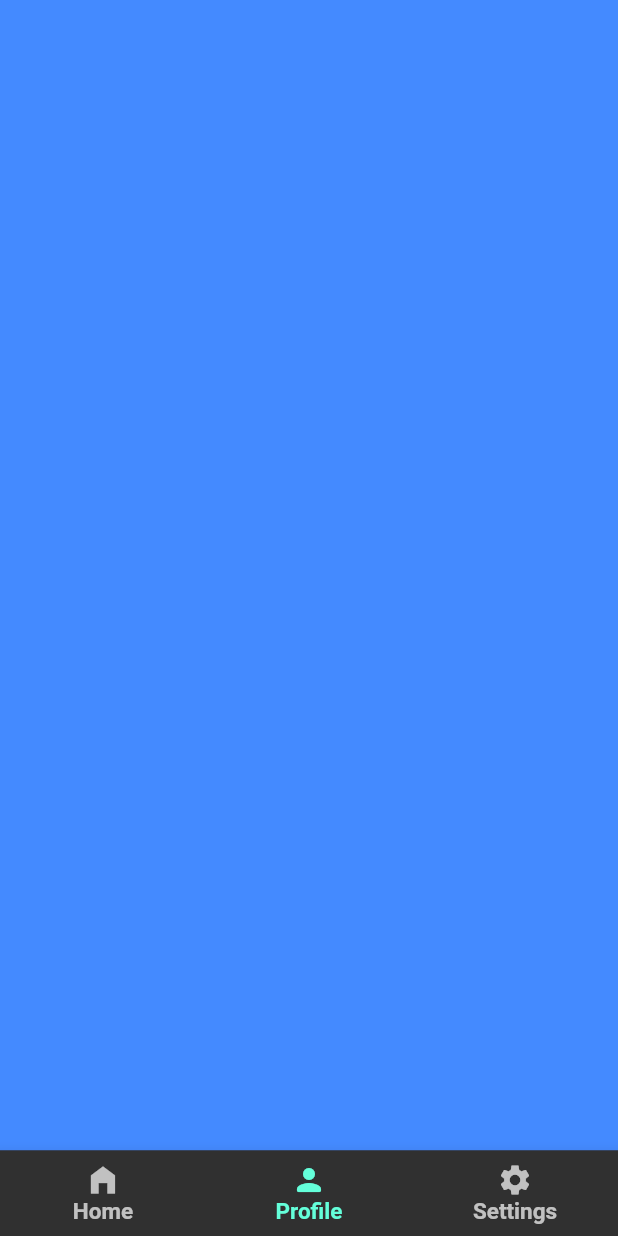
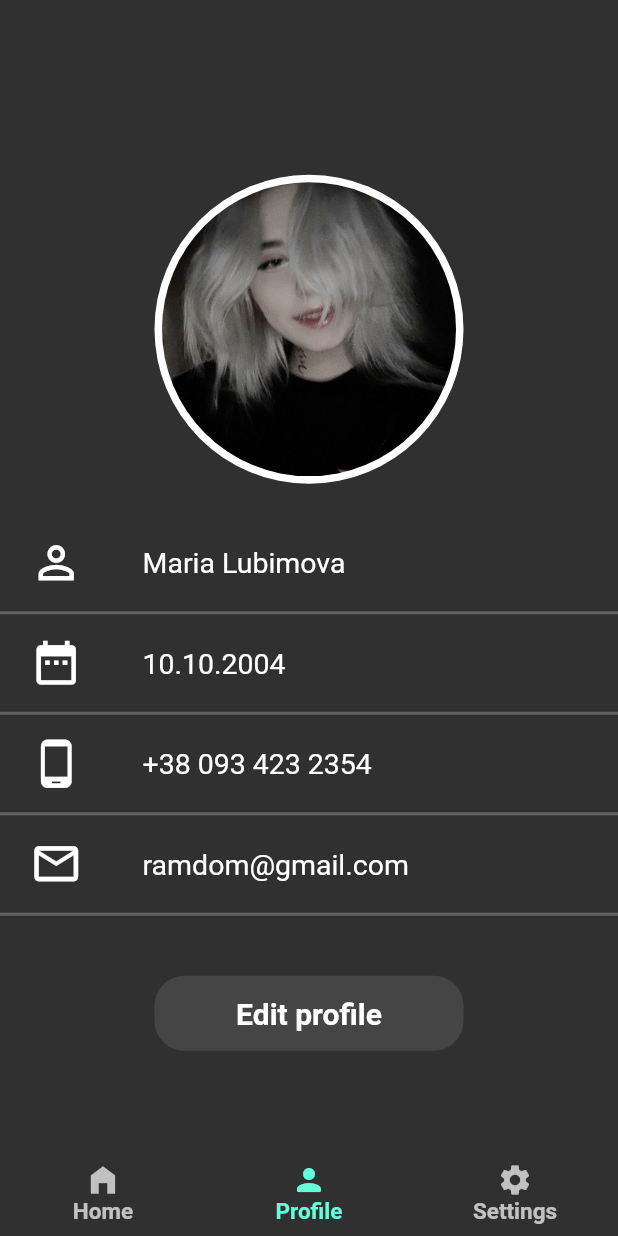
Before and after one commit to regmysss/Currency-Converter, a Flutter app: the screen it shows after launch, item 2 of the bottom bar chosen, on a phone screen of 412 x 824 dp. Run offline on Flutter 3.47's test engine with Material 2 defaults, Android fonts, the phone set to English and light mode, and no system bars; our stand-ins replace google_fonts.

Commit message:
Added ui profile

```diff
--- a/lib/pages/profile.dart
+++ b/lib/pages/profile.dart
@@ -1,4 +1,6 @@
+import 'package:currencyconverter/widget/profile_data.dart';
 import 'package:flutter/material.dart';
+import 'package:google_fonts/google_fonts.dart';
 
 class Profile extends StatefulWidget {
   const Profile({super.key});
@@ -10,8 +12,56 @@ class Profile extends StatefulWidget {
 class _ProfileState extends State<Profile> {
   @override
   Widget build(BuildContext context) {
-    return Container(
-      color: Colors.blueAccent,
+    var w = MediaQuery.of(context).size.width;
+
+    return Column(
+      mainAxisAlignment: MainAxisAlignment.center,
+      crossAxisAlignment: CrossAxisAlignment.center,
+      children: [
+        Container(
+          margin: const EdgeInsets.only(top: 50, bottom: 20),
+          child: Center(
+            child: CircleAvatar(
+              radius: w / 4,
+              backgroundColor: Colors.white,
+              child: Padding(
+                padding: const EdgeInsets.all(5), // Border radius
+                child: ClipOval(child: Image.asset('assets/profile.jpg')),
+              ),
+            ),
+          ),
+        ),
+        const Column(
+          children: [
+            ProfileData(icon: Icons.perm_identity, text: 'Maria Lubimova'),
+            ProfileData(icon: Icons.date_range, text: '10.10.2004'),
+            ProfileData(icon: Icons.phone_android, text: '+38 093 423 2354'),
+            ProfileData(icon: Icons.email_outlined, text: 'ramdom@gmail.com'),
+          ],
+        ),
+        Container(
+          height: 50,
+          width: w / 2,
+          margin: const EdgeInsets.only(top: 40),
+          decoration: const BoxDecoration(
+            borderRadius: BorderRadius.all(
+              Radius.circular(20),
+            ),
+            color: Colors.white10,
+          ),
+          child: InkWell(
+            borderRadius: const BorderRadius.all(Radius.circular(20)),
+            onTap: () {},
+            child: Center(
+              child: Text(
+                'Edit profile',
+                style: GoogleFonts.roboto(
+                    fontWeight: FontWeight.w600, fontSize: 20),
+              ),
+            ),
+          ),
+        ),
+      ],
     );
   }
 }
--- /dev/null
+++ b/lib/widget/profile_data.dart
@@ -0,0 +1,48 @@
+import 'package:flutter/material.dart';
+import 'package:google_fonts/google_fonts.dart';
+
+class ProfileData extends StatelessWidget {
+  final IconData icon;
+  final String text;
+
+  const ProfileData({
+    super.key,
+    required this.icon,
+    required this.text,
+  });
+
+  @override
+  Widget build(BuildContext context) {
+    return Container(
+      padding: const EdgeInsets.symmetric(vertical: 5),
+      decoration: const BoxDecoration(
+        border: Border(
+          bottom: BorderSide(
+            color: Colors.white24,
+            width: 2,
+          ),
+        ),
+      ),
+      child: Row(
+        mainAxisAlignment: MainAxisAlignment.start,
+        mainAxisSize: MainAxisSize.max,
+        children: [
+          Container(
+            margin: const EdgeInsets.symmetric(horizontal: 20, vertical: 10),
+            child: Icon(
+              icon,
+              size: 35,
+            ),
+          ),
+          Container(
+            margin: const EdgeInsets.symmetric(horizontal: 20),
+            child: Text(
+              text,
+              style: GoogleFonts.roboto(fontSize: 19),
+            ),
+          )
+        ],
+      ),
+    );
+  }
+}
--- a/pubspec.yaml
+++ b/pubspec.yaml
@@ -53,12 +53,12 @@ dev_dependencies:
 
 # The following section is specific to Flutter packages.
 flutter:
-
+  assets:
+    - assets/profile.jpg
   # The following line ensures that the Material Icons font is
   # included with your application, so that you can use the icons in
   # the material Icons class.
   uses-material-design: true
-
   # To add assets to your application, add an assets section, like this:
   # assets:
   #   - images/a_dot_burr.jpeg
```
Also changed, not shown: assets/profile.jpg (added).
